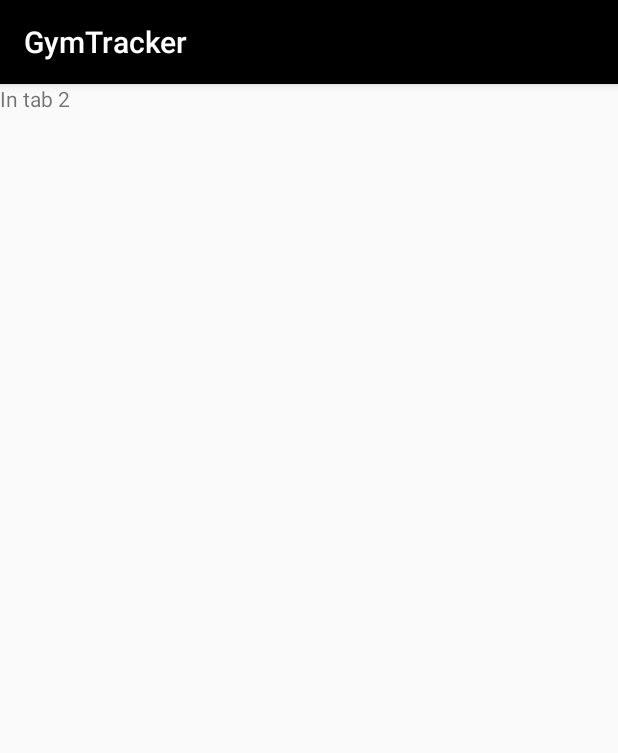
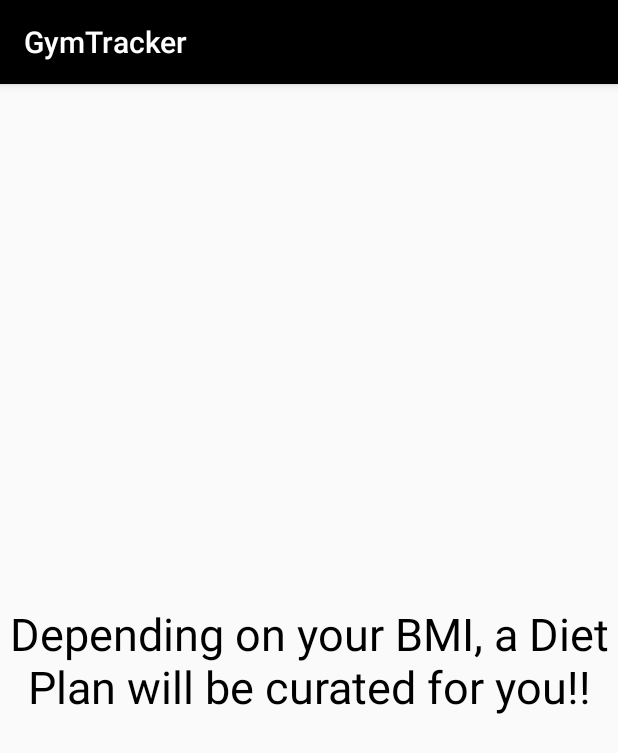
Before and after one commit to anannya03/HealthGenix, an Android app: the fragment tabfrag3 shown on its own in the app's theme, on a phone screen of 412 x 824 dp. Shown: the top 753 px of the screen. Run offline under Robolectric (Android 15) with nearby library versions, the phone set to English and light mode, and no system bars.

Commit message:
added dummy text in diet plan layout

```diff
--- a/app/src/main/res/layout/fragment_tab3.xml
+++ b/app/src/main/res/layout/fragment_tab3.xml
@@ -6,6 +6,11 @@
     <TextView
         android:layout_width="match_parent"
         android:layout_height="match_parent"
-        android:text="In tab 2" />
+        android:textColor="@android:color/black"
+        android:textSize="30sp"
+        android:gravity="center"
+        android:layout_centerInParent="true"
+        android:text="Depending on your BMI, a Diet Plan will be curated for you!!"
+        />
 
 </RelativeLayout>
```
